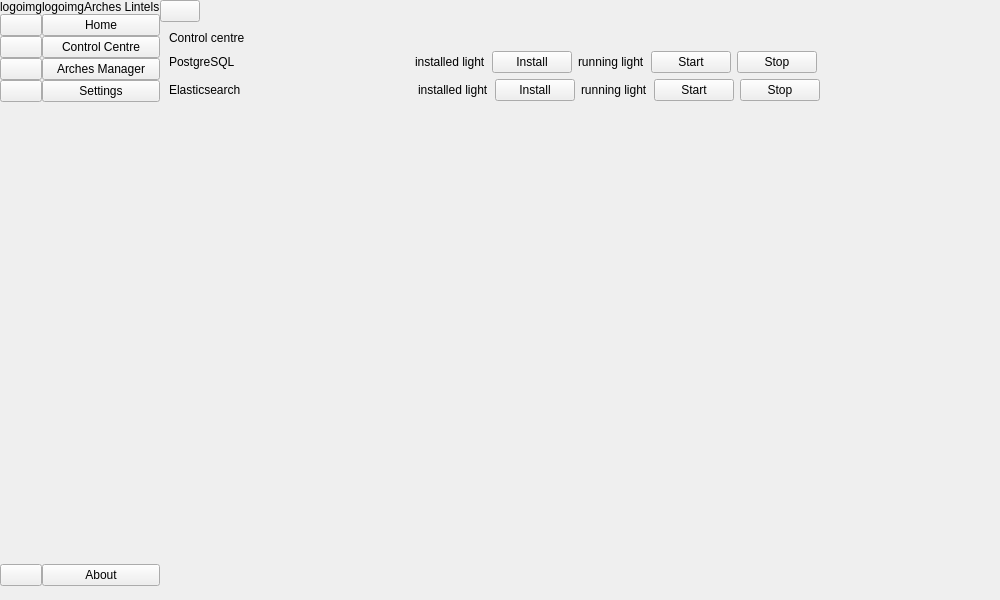
Old version of the form arches_lintels/ui/ui_mainwindow.ui in the repository k-int/arches-lintels.
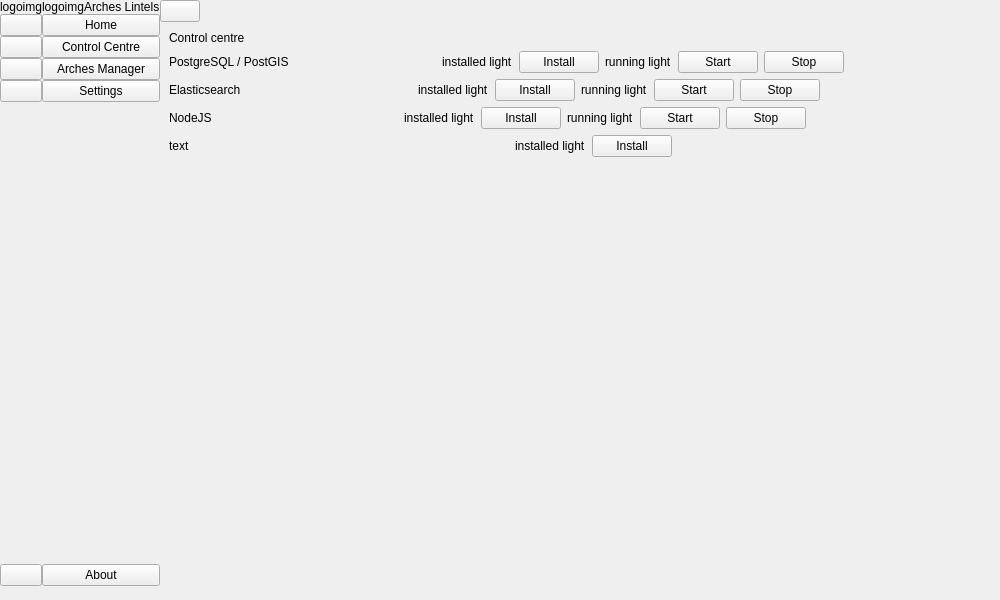
New version of the form.

Commit message: Start on postgis installation

```diff
--- a/arches_lintels/ui/ui_mainwindow.ui
+++ b/arches_lintels/ui/ui_mainwindow.ui
@@ -237,7 +237,7 @@
                <item>
                 <widget class="QLabel" name="label_11">
                  <property name="text">
-                  <string>PostgreSQL</string>
+                  <string>PostgreSQL / PostGIS</string>
                  </property>
                 </widget>
                </item>
@@ -377,10 +377,127 @@
               </layout>
              </item>
              <item>
-              <layout class="QHBoxLayout" name="horizontalLayout_4"/>
+              <layout class="QHBoxLayout" name="horizontalLayout_5">
+               <item>
+                <widget class="QLabel" name="label_17">
+                 <property name="text">
+                  <string>NodeJS</string>
+                 </property>
+                </widget>
+               </item>
+               <item>
+                <spacer name="horizontalSpacer_10">
+                 <property name="orientation">
+                  <enum>Qt::Orientation::Horizontal</enum>
+                 </property>
+                 <property name="sizeHint" stdset="0">
+                  <size>
+                   <width>40</width>
+                   <height>20</height>
+                  </size>
+                 </property>
+                </spacer>
+               </item>
+               <item>
+                <widget class="QLabel" name="label_16">
+                 <property name="text">
+                  <string>installed light</string>
+                 </property>
+                </widget>
+               </item>
+               <item>
+                <widget class="QPushButton" name="pushButton">
+                 <property name="text">
+                  <string>Install</string>
+                 </property>
+                </widget>
+               </item>
+               <item>
+                <widget class="QLabel" name="label_18">
+                 <property name="text">
+                  <string>running light</string>
+                 </property>
+                </widget>
+               </item>
+               <item>
+                <widget class="QPushButton" name="pushButton_2">
+                 <property name="text">
+                  <string>Start</string>
+                 </property>
+                </widget>
+               </item>
+               <item>
+                <widget class="QPushButton" name="pushButton_4">
+                 <property name="text">
+                  <string>Stop</string>
+                 </property>
+                </widget>
+               </item>
+               <item>
+                <spacer name="horizontalSpacer_11">
+                 <property name="orientation">
+                  <enum>Qt::Orientation::Horizontal</enum>
+                 </property>
+                 <property name="sizeHint" stdset="0">
+                  <size>
+                   <width>40</width>
+                   <height>20</height>
+                  </size>
+                 </property>
+                </spacer>
+               </item>
+              </layout>
              </item>
              <item>
-              <layout class="QHBoxLayout" name="horizontalLayout_5"/>
+              <layout class="QHBoxLayout" name="horizontalLayout_4">
+               <item>
+                <widget class="QLabel" name="label_2">
+                 <property name="text">
+                  <string>text</string>
+                 </property>
+                </widget>
+               </item>
+               <item>
+                <spacer name="horizontalSpacer_8">
+                 <property name="orientation">
+                  <enum>Qt::Orientation::Horizontal</enum>
+                 </property>
+                 <property name="sizeHint" stdset="0">
+                  <size>
+                   <width>40</width>
+                   <height>20</height>
+                  </size>
+                 </property>
+                </spacer>
+               </item>
+               <item>
+                <widget class="QLabel" name="label_15">
+                 <property name="text">
+                  <string>installed light</string>
+                 </property>
+                </widget>
+               </item>
+               <item>
+                <widget class="QPushButton" name="pushButton_3">
+                 <property name="text">
+                  <string>Install</string>
+                 </property>
+                </widget>
+               </item>
+               <item>
+                <spacer name="horizontalSpacer_9">
+                 <property name="orientation">
+                  <enum>Qt::Orientation::Horizontal</enum>
+                 </property>
+                 <property name="sizeHint" stdset="0">
+                  <size>
+                   <width>40</width>
+                   <height>20</height>
+                  </size>
+                 </property>
+                </spacer>
+               </item>
+              </layout>
              </item>
             </layout>
            </item>
```
The commit also changes 4 other files.
